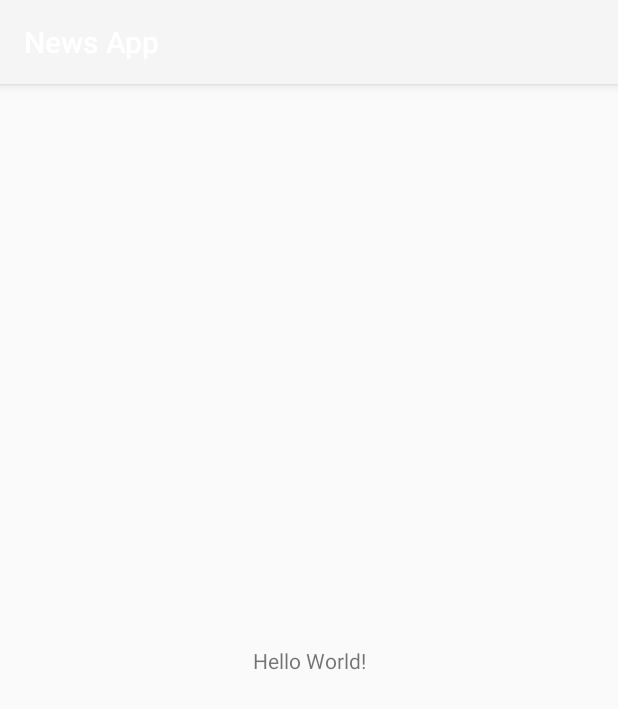
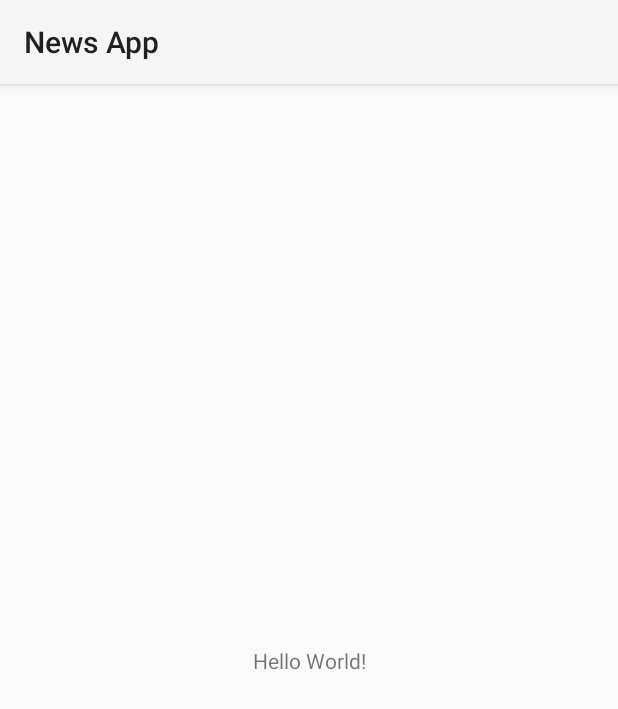
Before and after one commit to danieldogeanu/NewsApp, an Android app: the screen it shows after launch (NewsActivity), on a phone screen of 412 x 824 dp. Shown: the top 709 px of the screen. Run offline under Robolectric (Android 15) with nearby library versions, the phone set to English and light mode, and no system bars.

Commit message:
Changed App Theme

```diff
--- a/app/src/main/res/values/styles.xml
+++ b/app/src/main/res/values/styles.xml
@@ -1,8 +1,6 @@
 <resources>
 
-    <!-- Base application theme. -->
-    <style name="AppTheme" parent="Theme.AppCompat.Light.DarkActionBar">
-        <!-- Customize your theme here. -->
+    <style name="AppTheme" parent="Theme.AppCompat.Light">
         <item name="colorPrimary">@color/colorPrimary</item>
         <item name="colorPrimaryDark">@color/colorPrimaryDark</item>
         <item name="colorAccent">@color/colorAccent</item>
```
